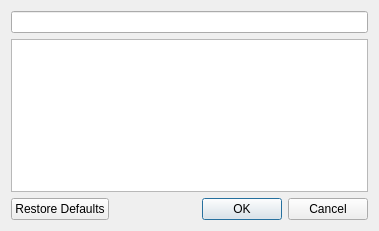
Above: src/ui/ShortcutEditorDialog.ui from Emdek/wz-map-editor before the change. Below: the same form after it.
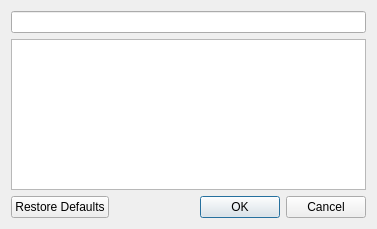
That is the form after the change. Icons and pictures are not drawn.

Commit message: * Fixed some minor gui bugs * Added default shortcut for Fullscreen action [F11] * Corrected AUTHORS file

Patch:
```diff
--- a/src/ui/ShortcutEditorDialog.ui
+++ b/src/ui/ShortcutEditorDialog.ui
@@ -6,8 +6,8 @@
    <rect>
     <x>0</x>
     <y>0</y>
-    <width>379</width>
-    <height>231</height>
+    <width>377</width>
+    <height>229</height>
    </rect>
   </property>
   <property name="windowTitle">
@@ -75,6 +75,9 @@
      <attribute name="verticalHeaderCascadingSectionResizes">
       <bool>false</bool>
      </attribute>
+     <attribute name="verticalHeaderDefaultSectionSize">
+      <number>22</number>
+     </attribute>
      <attribute name="verticalHeaderHighlightSections">
       <bool>false</bool>
      </attribute>
@@ -84,6 +87,9 @@
      <attribute name="horizontalHeaderShowSortIndicator" stdset="0">
       <bool>false</bool>
      </attribute>
+     <attribute name="verticalHeaderDefaultSectionSize">
+      <number>22</number>
+     </attribute>
      <attribute name="horizontalHeaderCascadingSectionResizes">
       <bool>false</bool>
      </attribute>
```
The commit also changes 6 other files.
